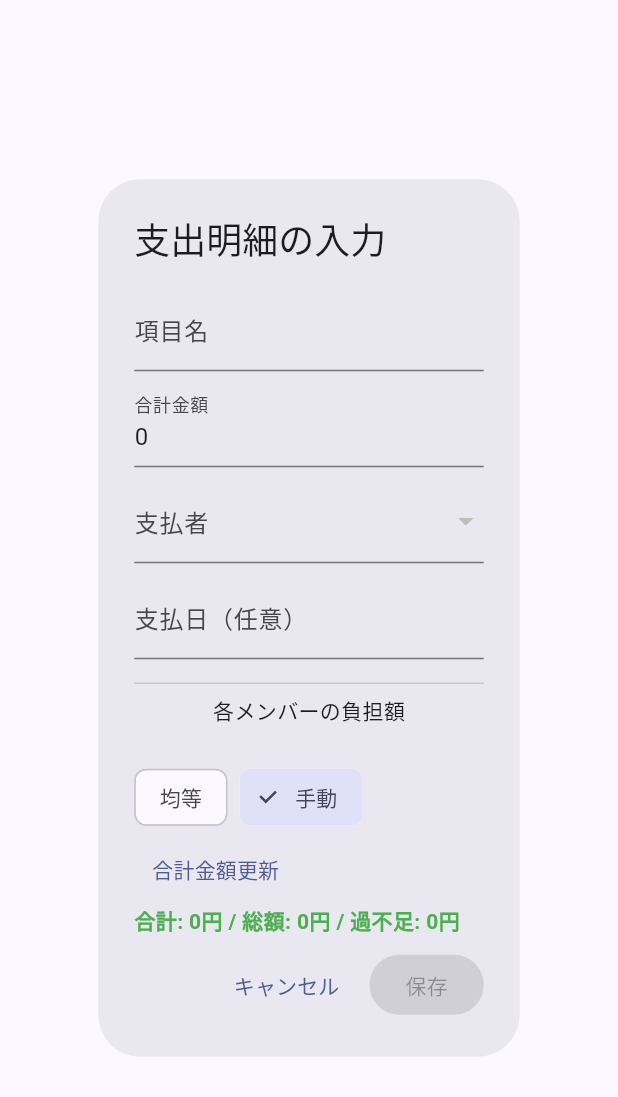
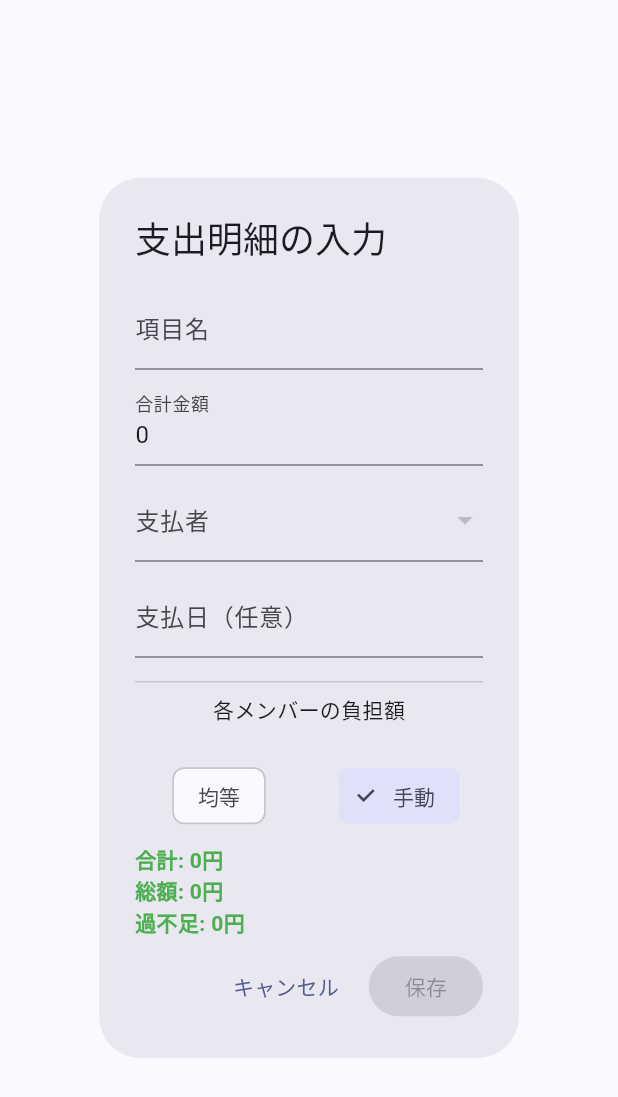
Before and after one commit to kakunekono/wari-can, a Flutter app: the ExpenseInputDialog widget shown alone on an empty page, opened directly with empty values, on a phone screen of 412 x 824 dp. Shown: the top 1097 px of the screen. Run offline on Flutter 3.47's test engine with Material 3 defaults, Android fonts, the light colour scheme and no system bars; our stand-ins replace cloud_firestore, firebase_auth, firebase_core, share_plus, shared_preferences; accounts and stored records are empty.

Commit message:
イベント詳細入力画面のUI改善:
- メンバー負担額入力をモードに応じて編集可/不可に制御
- ChoiceChipをRow+Expandedで横幅いっぱいに2分割配置
- 合計/総額/過不足の表示を項目ごとに改行して見やすく調整
- 「合計金額更新」ボタンを削除

```diff
--- a/lib/pages/event_detail_expense_input.dart
+++ b/lib/pages/event_detail_expense_input.dart
@@ -188,7 +188,12 @@ class _ExpenseInputDialogState extends State<ExpenseInputDialog> {
                 controller: _controllers[m.id],
                 decoration: InputDecoration(labelText: m.name),
                 keyboardType: TextInputType.number,
-                onChanged: (_) => _updateTotalFromManualInput(),
+                enabled: _mode == "manual", // 均等なら編集不可、手動なら編集可能
+                onChanged: (_) {
+                  if (_mode == "manual") {
+                    _updateTotalFromManualInput(); // 手動モード時のみ合計を更新
+                  }
+                },
               );
             }),
           ],
@@ -199,10 +204,10 @@ class _ExpenseInputDialogState extends State<ExpenseInputDialog> {
           mainAxisSize: MainAxisSize.min,
           crossAxisAlignment: CrossAxisAlignment.stretch,
           children: [
-            Wrap(
-              spacing: 8,
+            Row(
               children: [
-                ChoiceChip(
+                Expanded(
+                  child: ChoiceChip(
                     label: const Text("均等"),
                     selected: _mode == "equal",
                     onSelected: (_) {
@@ -210,24 +215,28 @@ class _ExpenseInputDialogState extends State<ExpenseInputDialog> {
                       _applyEqualSplit();
                     },
                   ),
-                ChoiceChip(
+                ),
+                const SizedBox(width: 8),
+                Expanded(
+                  child: ChoiceChip(
                     label: const Text("手動"),
                     selected: _mode == "manual",
                     onSelected: (_) => setState(() => _mode = "manual"),
                   ),
-                TextButton(
-                  onPressed: _updateTotalFromManualInput,
-                  child: const Text("合計金額更新"),
                 ),
               ],
             ),
+            const SizedBox(height: 8),
             Text(
-              "合計: ${Utils.formatAmount(subtotal)}円 / 総額: ${Utils.formatAmount(total)}円 / 過不足: ${Utils.formatAmount(diff)}円",
+              "合計: ${Utils.formatAmount(subtotal)}円\n"
+              "総額: ${Utils.formatAmount(total)}円\n"
+              "過不足: ${Utils.formatAmount(diff)}円",
               style: TextStyle(
                 color: diff == 0 ? Colors.green : Colors.red,
                 fontWeight: FontWeight.bold,
               ),
             ),
+
             const SizedBox(height: 8),
             Row(
               mainAxisAlignment: MainAxisAlignment.end,
```
Lines whose indentation alone changed are shown as unchanged.
